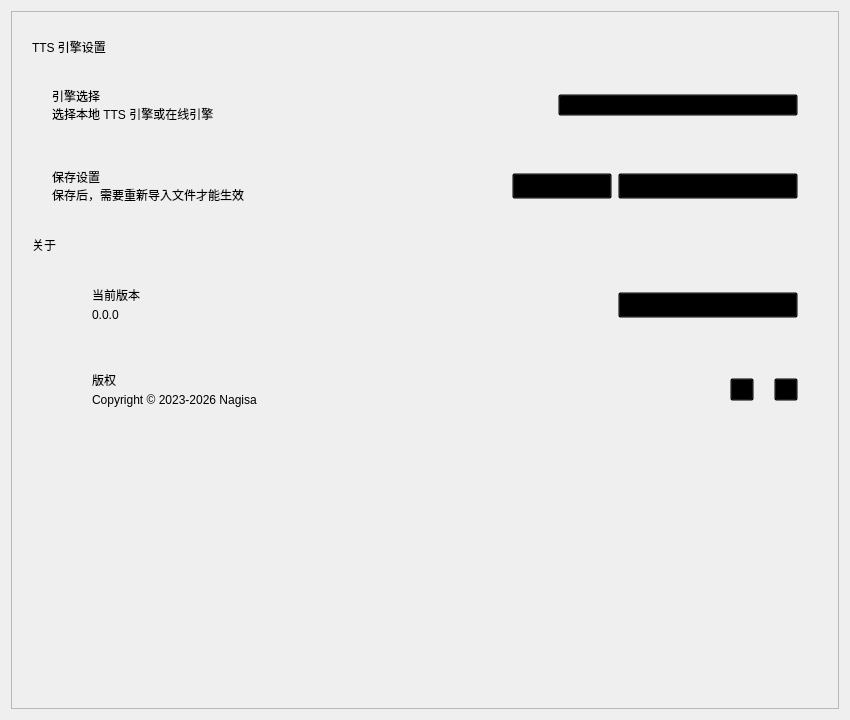
Qt form settingInterface.ui (pth2000/PowerPointReviewer) before a commit.
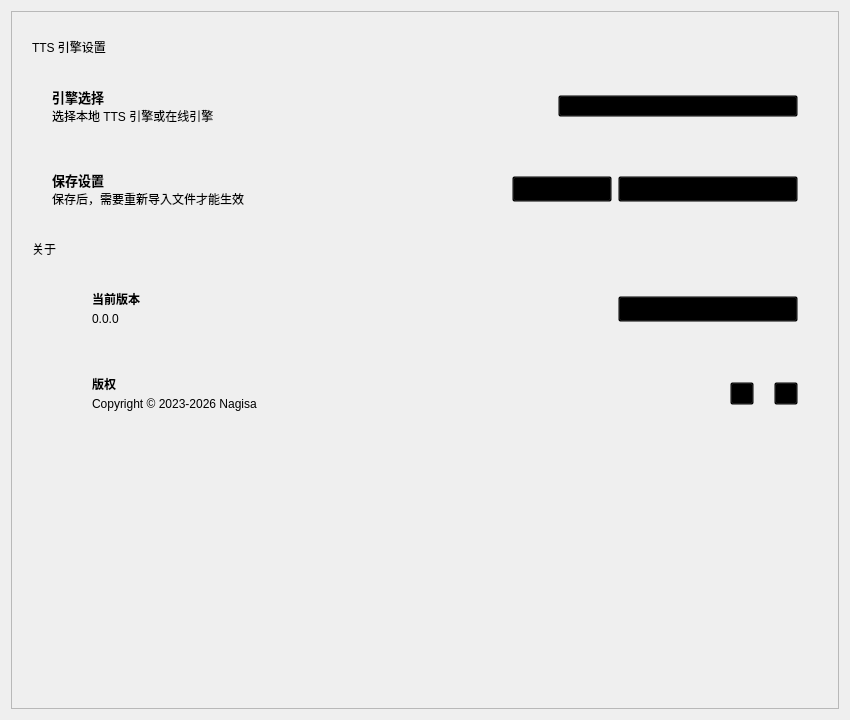
The same form after that commit. Custom widgets are drawn as their Qt base class.

Patch:
```diff
--- a/settingInterface.ui
+++ b/settingInterface.ui
@@ -107,7 +107,8 @@
                <item>
                 <widget class="QLabel" name="engineSelectPathLabel">
                  <property name="styleSheet">
-                  <string notr="true">font: 700 10pt 'Segoe UI', 'Microsoft YaHei', 'PingFang SC';</string>
+                  <string notr="true">font-weight: 700;
+font-size: 10pt;</string>
                  </property>
                  <property name="text">
                   <string>引擎选择</string>
@@ -178,7 +179,8 @@
                <item>
                 <widget class="QLabel" name="savePathLabel">
                  <property name="styleSheet">
-                  <string notr="true">font: 700 10pt 'Segoe UI', 'Microsoft YaHei', 'PingFang SC';</string>
+                  <string notr="true">font-weight: 700;
+font-size: 10pt;</string>
                  </property>
                  <property name="text">
                   <string>保存设置</string>
@@ -329,7 +331,8 @@
               <item>
                <widget class="QLabel" name="versionShowLabel">
                 <property name="styleSheet">
-                 <string notr="true">font: 700 9pt 'Segoe UI', 'Microsoft YaHei', 'PingFang SC';</string>
+                 <string notr="true">font-weight: 700;
+font-size: 9pt;</string>
                 </property>
                 <property name="text">
                  <string>当前版本</string>
@@ -421,7 +424,8 @@
               <item>
                <widget class="QLabel" name="copyrightShowLabel">
                 <property name="styleSheet">
-                 <string notr="true">font: 700 9pt 'Segoe UI', 'Microsoft YaHei', 'PingFang SC';</string>
+                 <string notr="true">font-weight: 700;
+font-size: 9pt;</string>
                 </property>
                 <property name="text">
                  <string>版权</string>
@@ -454,7 +458,7 @@
            <property name="sizeHint" stdset="0">
             <size>
              <width>20</width>
-             <height>40</height>
+             <height>0</height>
             </size>
            </property>
           </spacer>
```
